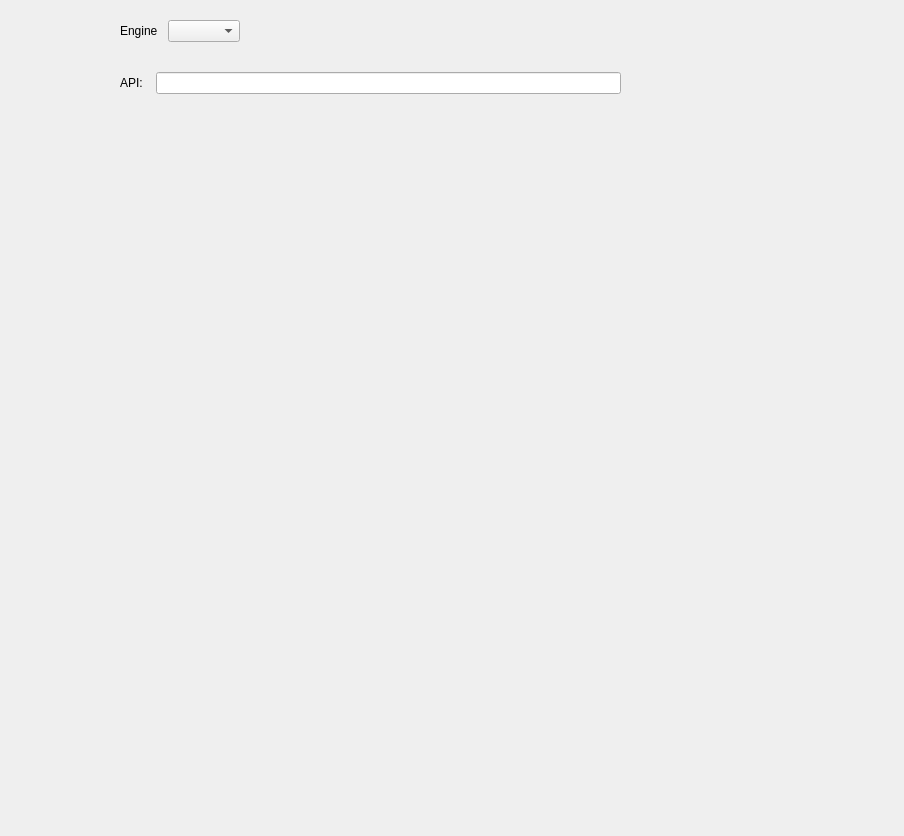
Old version of the form ui/SettingsWidget.ui in the repository KimYubin/SolTranslator.
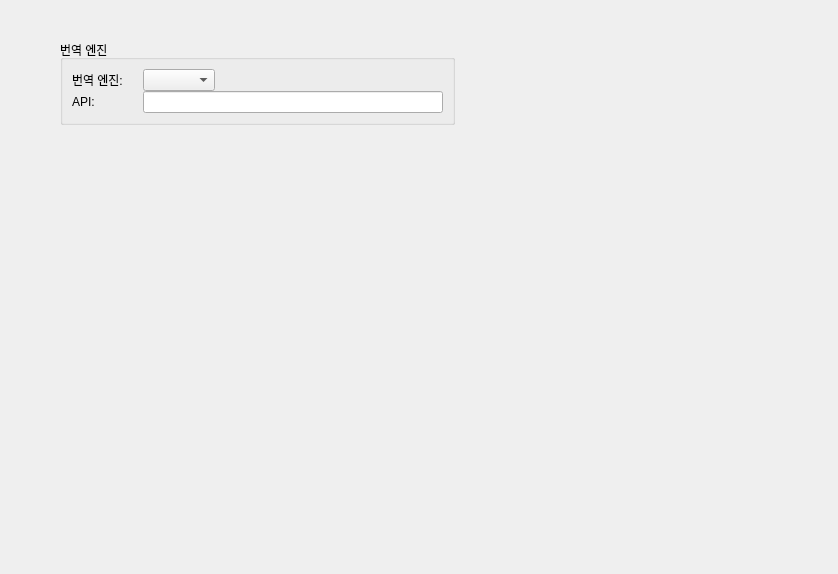
New version of the form.

Commit message:
[추가] 심플 번역 스크롤 추가. 메인ui 탭바 안보이게 처리.
1. 스크롤 area는 복잡해서 그냥 TextEdit로 변경함

2. 텍스트 양으로 크기를 수동으로 조정하게 변경
- 중간에 프레임이 있어서 자동으로 크기가 전파되지 않음.
- 크기를 감지해서 좌우 상하 제한 내에서 생성되게 로직을 추가함

3. 사용하지 않는 탭바 qss로 안보이고 자리 차지하지 않게 처리함.

```diff
--- a/ui/SettingsWidget.ui
+++ b/ui/SettingsWidget.ui
@@ -6,8 +6,8 @@
    <rect>
     <x>0</x>
     <y>0</y>
-    <width>904</width>
-    <height>836</height>
+    <width>838</width>
+    <height>574</height>
    </rect>
   </property>
   <property name="windowTitle">
@@ -16,93 +16,107 @@
   <widget class="QWidget" name="gridLayoutWidget">
    <property name="geometry">
     <rect>
-     <x>120</x>
+     <x>40</x>
      <y>20</y>
-     <width>501</width>
-     <height>501</height>
+     <width>611</width>
+     <height>431</height>
     </rect>
    </property>
    <layout class="QGridLayout" name="mainLayout">
+    <property name="leftMargin">
+     <number>20</number>
+    </property>
+    <property name="topMargin">
+     <number>20</number>
+    </property>
+    <property name="bottomMargin">
+     <number>20</number>
+    </property>
     <property name="spacing">
-     <number>10</number>
+     <number>0</number>
     </property>
-    <item row="0" column="0">
-     <layout class="QVBoxLayout" name="verticalLayout_2">
-      <item>
+    <item row="0" column="0" alignment="Qt::AlignmentFlag::AlignLeft|Qt::AlignmentFlag::AlignTop">
+     <widget class="QGroupBox" name="groupBox">
+      <property name="sizePolicy">
+       <sizepolicy hsizetype="Fixed" vsizetype="Fixed">
+        <horstretch>0</horstretch>
+        <verstretch>0</verstretch>
+       </sizepolicy>
+      </property>
+      <property name="title">
+       <string>번역 엔진</string>
+      </property>
+      <property name="flat">
+       <bool>true</bool>
+      </property>
        <layout class="QVBoxLayout" name="verticalLayout">
         <item>
-         <layout class="QHBoxLayout" name="horizontalLayout_2">
-          <item>
+        <layout class="QGridLayout" name="gridLayout">
+         <property name="bottomMargin">
+          <number>0</number>
+         </property>
+         <property name="horizontalSpacing">
+          <number>20</number>
+         </property>
+         <property name="verticalSpacing">
+          <number>0</number>
+         </property>
+         <item row="0" column="1" alignment="Qt::AlignmentFlag::AlignLeft|Qt::AlignmentFlag::AlignVCenter">
+          <widget class="QComboBox" name="comboBox">
+           <property name="sizePolicy">
+            <sizepolicy hsizetype="Fixed" vsizetype="Fixed">
+             <horstretch>0</horstretch>
+             <verstretch>0</verstretch>
+            </sizepolicy>
+           </property>
+          </widget>
+         </item>
+         <item row="0" column="0" alignment="Qt::AlignmentFlag::AlignVCenter">
            <widget class="QLabel" name="label_2">
+           <property name="sizePolicy">
+            <sizepolicy hsizetype="Fixed" vsizetype="Preferred">
+             <horstretch>0</horstretch>
+             <verstretch>0</verstretch>
+            </sizepolicy>
+           </property>
             <property name="text">
-             <string>Engine</string>
+            <string>번역 엔진:</string>
             </property>
            </widget>
           </item>
-          <item>
-           <widget class="QComboBox" name="comboBox"/>
-          </item>
-          <item>
-           <spacer name="horizontalSpacer">
-            <property name="orientation">
-             <enum>Qt::Orientation::Horizontal</enum>
-            </property>
-            <property name="sizeHint" stdset="0">
-             <size>
-              <width>40</width>
-              <height>20</height>
-             </size>
-            </property>
-           </spacer>
-          </item>
-         </layout>
-        </item>
-        <item>
-         <spacer name="verticalSpacer_2">
-          <property name="orientation">
-           <enum>Qt::Orientation::Vertical</enum>
-          </property>
-          <property name="sizeType">
-           <enum>QSizePolicy::Policy::Preferred</enum>
-          </property>
-          <property name="sizeHint" stdset="0">
-           <size>
-            <width>20</width>
-            <height>20</height>
-           </size>
-          </property>
-         </spacer>
-        </item>
-        <item>
-         <layout class="QHBoxLayout" name="horizontalLayout_3">
-          <item>
+         <item row="1" column="0" alignment="Qt::AlignmentFlag::AlignLeft|Qt::AlignmentFlag::AlignVCenter">
            <widget class="QLabel" name="label">
+           <property name="sizePolicy">
+            <sizepolicy hsizetype="Fixed" vsizetype="Fixed">
+             <horstretch>0</horstretch>
+             <verstretch>0</verstretch>
+            </sizepolicy>
+           </property>
             <property name="text">
              <string>API: </string>
             </property>
            </widget>
           </item>
-          <item>
-           <widget class="QLineEdit" name="lineEdit"/>
-          </item>
-         </layout>
-        </item>
-       </layout>
-      </item>
-      <item>
-       <spacer name="verticalSpacer">
-        <property name="orientation">
-         <enum>Qt::Orientation::Vertical</enum>
-        </property>
-        <property name="sizeHint" stdset="0">
+         <item row="1" column="1" alignment="Qt::AlignmentFlag::AlignLeft|Qt::AlignmentFlag::AlignVCenter">
+          <widget class="QLineEdit" name="lineEdit">
+           <property name="sizePolicy">
+            <sizepolicy hsizetype="Fixed" vsizetype="Fixed">
+             <horstretch>0</horstretch>
+             <verstretch>0</verstretch>
+            </sizepolicy>
+           </property>
+           <property name="minimumSize">
          <size>
-          <width>20</width>
-          <height>40</height>
-         </size>
-        </property>
-       </spacer>
-      </item>
-     </layout>
+             <width>300</width>
+             <height>0</height>
+            </size>
+           </property>
+          </widget>
+         </item>
+        </layout>
+       </item>
+      </layout>
+     </widget>
     </item>
    </layout>
   </widget>
```
Lines whose indentation alone changed are shown as unchanged. The commit also changes 5 other files.
